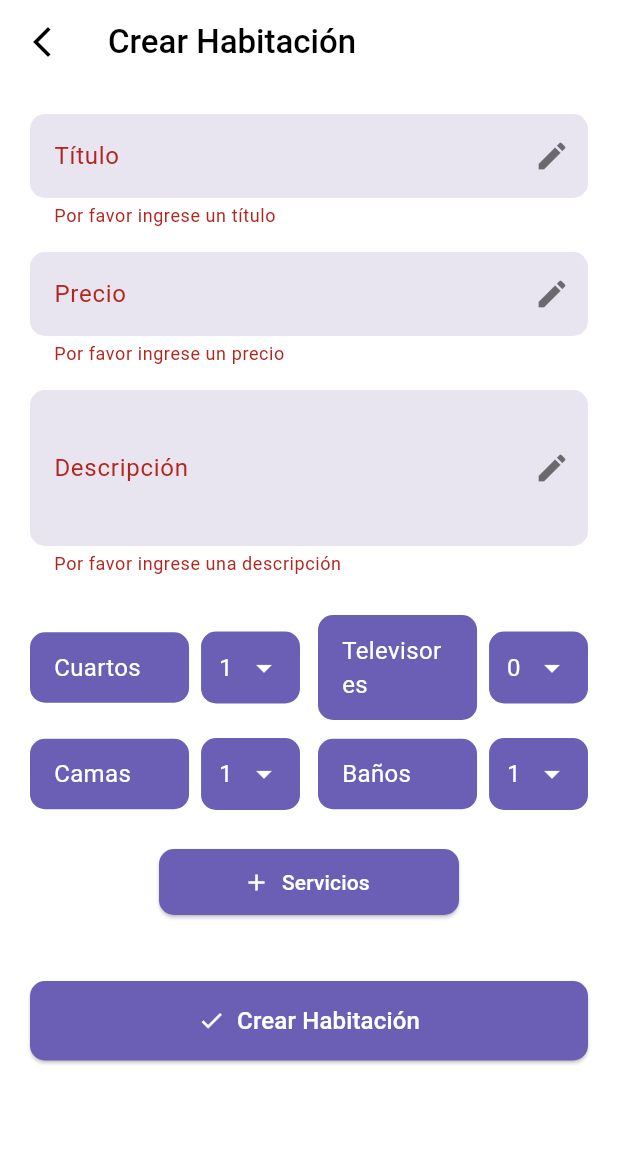
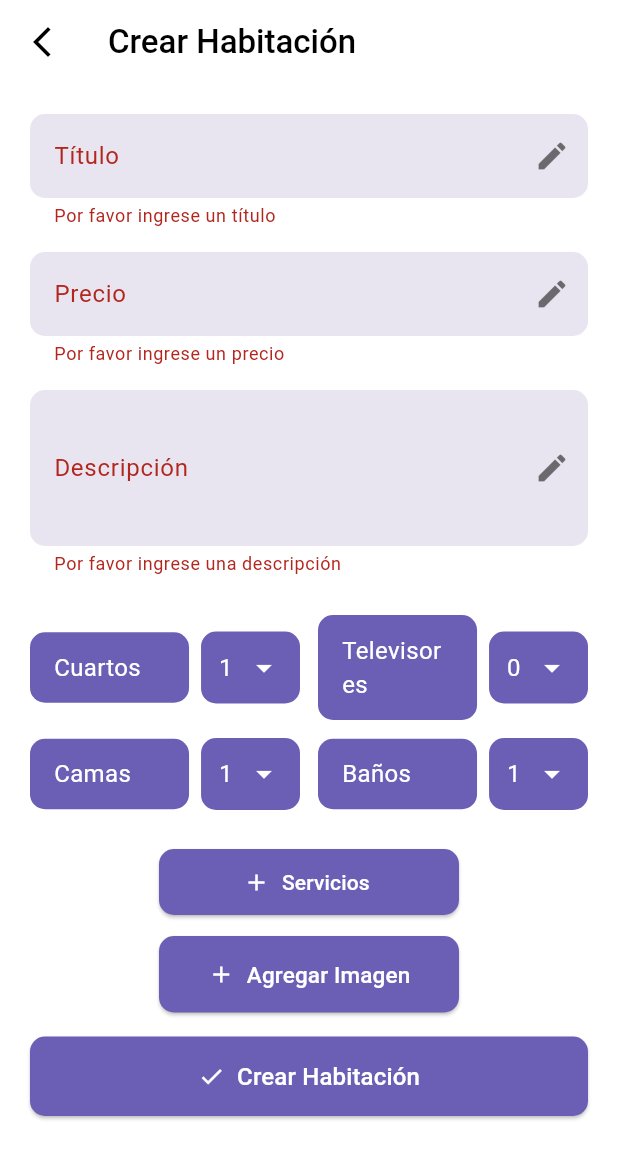
Before and after one commit to DeathEyeAlpha/Mochileros, a Flutter app: the CrearHabitacionScreen screen opened directly, after a tap on "Crear Habitación", on a phone screen of 412 x 824 dp. Shown: the top 1159 px of the screen. Run offline on Flutter 3.47's test engine with Material 3 defaults, Android fonts, the phone set to English and light mode, and no system bars; our stand-ins replace image_picker, supabase_flutter; missing offline and left inert: dart:ffi; accounts and stored records are empty.

Commit message:
Agregado de los ultimos requerimientos(Checkin y Checkout,Iniciar Sesion, Guardar Imagenes)

```diff
--- a/lib/screens/admin/crear_habitacion_screen.dart
+++ b/lib/screens/admin/crear_habitacion_screen.dart
@@ -1,6 +1,6 @@
 // lib/screens/admin/crear_habitacion_screen.dart
 
-
+import 'package:image_picker/image_picker.dart';
 import 'dart:math';
 import 'package:flutter/material.dart';
 import 'package:mochileros/main.dart';
@@ -16,12 +16,38 @@ class CrearHabitacionScreen extends StatefulWidget {
 }
 
 class _CrearHabitacionScreenState extends State<CrearHabitacionScreen> {
-  List<String> imagenes = [
-    'https://ba-h.com.ar/wp-content/uploads/2018/10/10-ventajas-alojarse-hostel_2.jpg',
-    'https://lh6.googleusercontent.com/proxy/M1A6uvYwv-9p8t8ulaNwVce8brFiothPnBxaq0N9f8JUNP4BHP2FVBiph3NqtiyFWNaP3CNgm93pyJzBzNhvjrHqZAbZzVWYN2jk3hJlomWwpfq0',
-    'https://upload.wikimedia.org/wikipedia/commons/e/e8/Hostel_Dormitory.jpg',
-    'https://www.latroupe.com/content/imgsxml/textos_internos/a_shared_dormitory_in_a_modern_hostel_featuring_b.jpg',
-  ];
+  var nombrearchivo = null;
+  final picker = ImagePicker();
+  String? imagenUrl;
+
+  Future<void> subirYGuardar() async {
+    try {
+      //  Elegir imagen
+      final XFile? imagen = await picker.pickImage(source: ImageSource.gallery);
+      if (imagen == null) return;
+
+      final bytes = await imagen.readAsBytes();
+      final fileName =
+          'habitacion_${_tituloController.text}_${DateTime.now().millisecondsSinceEpoch}.jpg';
+      nombrearchivo = fileName;
+      // Subir imagen a Supabase Storage
+      await supabase.storage
+          .from('habitaciones_imagenes') // tu bucket
+          .uploadBinary('fotos/$fileName', bytes);
+
+      ScaffoldMessenger.of(context).showSnackBar(
+        const SnackBar(
+          content: Text(' Imagen agregada exitosamente'),
+        ),
+      );
+    } catch (e) {
+      print('Error: $e');
+      ScaffoldMessenger.of(
+        context,
+      ).showSnackBar(SnackBar(content: Text('Error: $e')));
+    }
+  }
+
   //instancia del servicio
   final IHabitacionService _habitacionService = HabitacionService();
   final _formKey = GlobalKey<FormState>();
@@ -35,7 +61,11 @@ class _CrearHabitacionScreenState extends State<CrearHabitacionScreen> {
   int _cantidadTelevisores = 0;
   int _cantidadBanos = 1;
   List<String> _serviciosSeleccionados = [];
-  final List<String> _serviciosDisponibles = ['WiFi', 'Aire Acondicionado', 'Jacuzzi']; // etc.
+  final List<String> _serviciosDisponibles = [
+    'WiFi',
+    'Aire Acondicionado',
+    'Jacuzzi',
+  ]; // etc.
 
   @override
   void dispose() {
@@ -59,14 +89,12 @@ class _CrearHabitacionScreenState extends State<CrearHabitacionScreen> {
         televisores: _cantidadTelevisores,
         banos: _cantidadBanos,
         //por ahora una imagen de placeholder, la logica para subir imagenes es mas compleja
-        imagenes: imagenes,
+        imagenes: ['despues guardo la imagen'],
       );
 
       //llamamos al servicio para crear la habitación
-      try{
-      await supabase
-        .from('Habitacion')
-        .insert({
+      try {
+        await supabase.from('Habitacion').insert({
           'Nombre': nuevaHabitacion.nombre,
           'Precio': nuevaHabitacion.precio,
           'Descripcion': nuevaHabitacion.descripcion,
@@ -74,14 +102,27 @@ class _CrearHabitacionScreenState extends State<CrearHabitacionScreen> {
           'Camas': nuevaHabitacion.camas,
           'Televisores': nuevaHabitacion.televisores,
           'Baños': nuevaHabitacion.banos,
-          'Imagen': nuevaHabitacion.imagenes.elementAt(Random().nextInt(nuevaHabitacion.imagenes.length)),
           'Servicios': _serviciosSeleccionados,
+        });
+
+        final urlPublica = supabase.storage
+            .from('habitaciones_imagenes')
+            .getPublicUrl('fotos/$nombrearchivo');
+
+        // Guardar URL en tabla Habitacion
+        await supabase
+            .from('Habitacion')
+            .update({'Imagen': urlPublica})
+            .eq('Nombre', nuevaHabitacion.nombre);
+
+        setState(() {
+          imagenUrl = urlPublica;
         });
 
         if (mounted) {
           ScaffoldMessenger.of(context).showSnackBar(
             SnackBar(
-            content: Text( 'Habitación creada exitosamente'),
+              content: Text('Habitación creada exitosamente'),
               backgroundColor: Colors.green,
             ),
           );
@@ -97,10 +138,6 @@ class _CrearHabitacionScreenState extends State<CrearHabitacionScreen> {
         }
         return;
       }
-
-
-
-
     }
   }
 
@@ -130,7 +167,9 @@ class _CrearHabitacionScreenState extends State<CrearHabitacionScreen> {
                       itemCount: _serviciosDisponibles.length,
                       itemBuilder: (context, index) {
                         final servicio = _serviciosDisponibles[index];
-                        final isSelected = _serviciosSeleccionados.contains(servicio);
+                        final isSelected = _serviciosSeleccionados.contains(
+                          servicio,
+                        );
 
                         return CheckboxListTile(
                           title: Text(servicio),
@@ -158,9 +197,14 @@ class _CrearHabitacionScreenState extends State<CrearHabitacionScreen> {
                       style: ElevatedButton.styleFrom(
                         backgroundColor: const Color(0xFF6B5FB5),
                         padding: const EdgeInsets.symmetric(vertical: 15),
-                        shape: RoundedRectangleBorder(borderRadius: BorderRadius.circular(10)),
+                        shape: RoundedRectangleBorder(
+                          borderRadius: BorderRadius.circular(10),
                         ),
-                      child: const Text('Confirmar', style: TextStyle(fontSize: 16, color: Colors.white)),
+                      ),
+                      child: const Text(
+                        'Confirmar',
+                        style: TextStyle(fontSize: 16, color: Colors.white),
+                      ),
                     ),
                   ),
                 ],
@@ -265,8 +309,10 @@ class _CrearHabitacionScreenState extends State<CrearHabitacionScreen> {
             Navigator.pop(context, true);
           },
         ),
-        title: const Text('Crear Habitación', style: TextStyle(color: Colors.black, fontWeight: FontWeight.w500)),
-
+        title: const Text(
+          'Crear Habitación',
+          style: TextStyle(color: Colors.black, fontWeight: FontWeight.w500),
+        ),
       ),
       body: SingleChildScrollView(
         padding: const EdgeInsets.all(20),
@@ -279,7 +325,8 @@ class _CrearHabitacionScreenState extends State<CrearHabitacionScreen> {
                 label: 'Título',
                 controller: _tituloController,
                 validator: (value) {
-                  if (value == null || value.isEmpty) return 'Por favor ingrese un título';
+                  if (value == null || value.isEmpty)
+                    return 'Por favor ingrese un título';
                   return null;
                 },
               ),
@@ -288,8 +335,10 @@ class _CrearHabitacionScreenState extends State<CrearHabitacionScreen> {
                 controller: _precioController,
                 keyboardType: TextInputType.number,
                 validator: (value) {
-                  if (value == null || value.isEmpty) return 'Por favor ingrese un precio';
-                  if (double.tryParse(value) == null) return 'Ingrese un número válido';
+                  if (value == null || value.isEmpty)
+                    return 'Por favor ingrese un precio';
+                  if (double.tryParse(value) == null)
+                    return 'Ingrese un número válido';
                   return null;
                 },
               ),
@@ -298,7 +347,8 @@ class _CrearHabitacionScreenState extends State<CrearHabitacionScreen> {
                 controller: _descripcionController,
                 maxLines: 3,
                 validator: (value) {
-                  if (value == null || value.isEmpty) return 'Por favor ingrese una descripción';
+                  if (value == null || value.isEmpty)
+                    return 'Por favor ingrese una descripción';
                   return null;
                 },
               ),
@@ -310,7 +360,8 @@ class _CrearHabitacionScreenState extends State<CrearHabitacionScreen> {
                       label: 'Cuartos',
                       value: _cantidadCuartos,
                       items: List.generate(10, (index) => index + 1),
-                      onChanged: (value) => setState(() => _cantidadCuartos = value!),
+                      onChanged: (value) =>
+                          setState(() => _cantidadCuartos = value!),
                     ),
                   ),
                   const SizedBox(width: 12),
@@ -319,7 +370,8 @@ class _CrearHabitacionScreenState extends State<CrearHabitacionScreen> {
                       label: 'Televisores',
                       value: _cantidadTelevisores,
                       items: List.generate(11, (index) => index),
-                      onChanged: (value) => setState(() => _cantidadTelevisores = value!),
+                      onChanged: (value) =>
+                          setState(() => _cantidadTelevisores = value!),
                     ),
                   ),
                 ],
@@ -331,7 +383,8 @@ class _CrearHabitacionScreenState extends State<CrearHabitacionScreen> {
                       label: 'Camas',
                       value: _cantidadCamas,
                       items: List.generate(20, (index) => index + 1),
-                      onChanged: (value) => setState(() => _cantidadCamas = value!),
+                      onChanged: (value) =>
+                          setState(() => _cantidadCamas = value!),
                     ),
                   ),
                   const SizedBox(width: 12),
@@ -340,7 +393,8 @@ class _CrearHabitacionScreenState extends State<CrearHabitacionScreen> {
                       label: 'Baños',
                       value: _cantidadBanos,
                       items: List.generate(10, (index) => index + 1),
-                      onChanged: (value) => setState(() => _cantidadBanos = value!),
+                      onChanged: (value) =>
+                          setState(() => _cantidadBanos = value!),
                     ),
                   ),
                 ],
@@ -352,16 +406,48 @@ class _CrearHabitacionScreenState extends State<CrearHabitacionScreen> {
                   child: ElevatedButton.icon(
                     onPressed: _mostrarSelectorServicios,
                     icon: const Icon(Icons.add, color: Colors.white),
-                    label: Text('Servicios ${_serviciosSeleccionados.isNotEmpty ? "(${_serviciosSeleccionados.length})" : ""}', style: const TextStyle(color: Colors.white)),
+                    label: Text(
+                      'Servicios ${_serviciosSeleccionados.isNotEmpty ? "(${_serviciosSeleccionados.length})" : ""}',
+                      style: const TextStyle(color: Colors.white),
+                    ),
                     style: ElevatedButton.styleFrom(
                       backgroundColor: const Color(0xFF6B5FB5),
-                      padding: const EdgeInsets.symmetric(vertical: 12, horizontal: 20),
-                      shape: RoundedRectangleBorder(borderRadius: BorderRadius.circular(10)),
+                      padding: const EdgeInsets.symmetric(
+                        vertical: 12,
+                        horizontal: 20,
+                      ),
+                      shape: RoundedRectangleBorder(
+                        borderRadius: BorderRadius.circular(10),
                       ),
                     ),
                   ),
                 ),
-              const SizedBox(height: 30),
+              ),
+
+              Padding(
+                padding: const EdgeInsets.only(bottom: 16,),
+                child: Center(
+
+                  child: SizedBox(
+                    width: 200,
+                    child: ElevatedButton.icon(
+                      onPressed: subirYGuardar,
+                      icon: const Icon(Icons.add, color: Colors.white),
+                      label: const Text(
+                        'Agregar Imagen',
+                        style: TextStyle(color: Colors.white, fontSize: 15),
+                      ),
+                      style: ElevatedButton.styleFrom(
+                        backgroundColor: const Color(0xFF6B5FB5),
+                        padding: const EdgeInsets.symmetric(vertical: 15),
+                        shape: RoundedRectangleBorder(
+                          borderRadius: BorderRadius.circular(10),
+                        ),
+                      ),
+                    ),
+                  ),
+                ),
+              ),
               //sacamos la fila de botones y dejamos solo uno que ocupa todo el ancho
               SizedBox(
                 width: double.infinity,
@@ -370,12 +456,14 @@ class _CrearHabitacionScreenState extends State<CrearHabitacionScreen> {
                   icon: const Icon(Icons.check, color: Colors.white),
                   label: const Text(
                     'Crear Habitación',
-                    style: TextStyle(color: Colors.white, fontSize: 16)
+                    style: TextStyle(color: Colors.white, fontSize: 16),
                   ),
                   style: ElevatedButton.styleFrom(
                     backgroundColor: const Color(0xFF6B5FB5),
                     padding: const EdgeInsets.symmetric(vertical: 15),
-                    shape: RoundedRectangleBorder(borderRadius: BorderRadius.circular(10)),
+                    shape: RoundedRectangleBorder(
+                      borderRadius: BorderRadius.circular(10),
+                    ),
                   ),
                 ),
               ),
--- a/pubspec.yaml
+++ b/pubspec.yaml
@@ -12,9 +12,6 @@ environment:
 
 
 dependencies:
-  file_picker: ^6.1.1
-  path_provider: ^2.1.2
-
   flutter:
     sdk: flutter
 
@@ -22,6 +19,7 @@ dependencies:
 
   cupertino_icons: ^1.0.8
   intl: ^0.20.2
+  image_picker: ^1.2.0
 
 dev_dependencies:
   flutter_test:
```
Also changed, not shown: lib/screens/huesped/login.dart (+15 -0 lines), lib/screens/huesped/mis_reservas_screen.dart (+17 -1 lines), pubspec.lock, 5 other files. Lines whose indentation alone changed are shown as unchanged.
